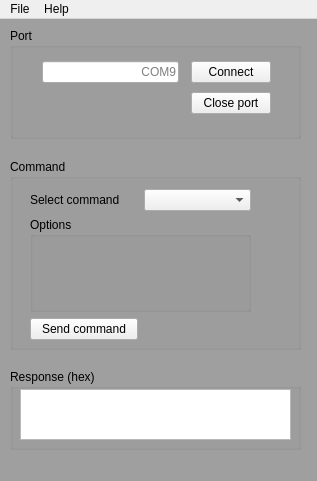
This is pyQt/stm_gui.ui in AdamStork/dipterv as Qt 5 draws it before an edit. The edited form follows.
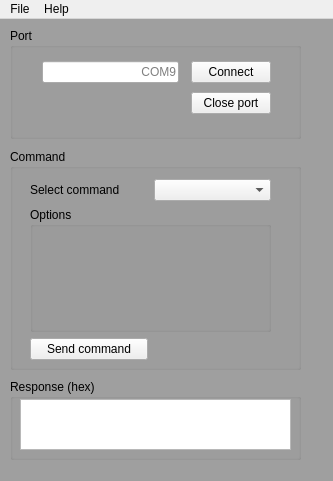
This is the edited form.

Commit message: addWidget, show_data_depending_on_cmd_type

What changed in the file:
```diff
--- a/pyQt/stm_gui.ui
+++ b/pyQt/stm_gui.ui
@@ -6,7 +6,7 @@
    <rect>
     <x>0</x>
     <y>0</y>
-    <width>317</width>
+    <width>333</width>
     <height>481</height>
    </rect>
   </property>
@@ -122,9 +122,9 @@
     <property name="geometry">
      <rect>
       <x>10</x>
-      <y>140</y>
+      <y>130</y>
       <width>291</width>
-      <height>191</height>
+      <height>221</height>
      </rect>
     </property>
     <property name="title">
@@ -135,8 +135,8 @@
       <rect>
        <x>20</x>
        <y>30</y>
-       <width>221</width>
-       <height>151</height>
+       <width>241</width>
+       <height>181</height>
       </rect>
      </property>
      <layout class="QGridLayout" name="gridLayout_4">
@@ -162,6 +162,17 @@
         <property name="title">
          <string>Options</string>
         </property>
+        <widget class="QWidget" name="gridLayoutWidget_3">
+         <property name="geometry">
+          <rect>
+           <x>10</x>
+           <y>20</y>
+           <width>211</width>
+           <height>101</height>
+          </rect>
+         </property>
+         <layout class="QGridLayout" name="options_layout"/>
+        </widget>
        </widget>
       </item>
       <item row="2" column="1">
@@ -178,7 +189,7 @@
     <property name="geometry">
      <rect>
       <x>10</x>
-      <y>350</y>
+      <y>360</y>
       <width>291</width>
       <height>81</height>
      </rect>
@@ -222,7 +233,7 @@
     <rect>
      <x>0</x>
      <y>0</y>
-     <width>317</width>
+     <width>333</width>
      <height>21</height>
     </rect>
    </property>
```
Left out of the diff: 17 changed lines with no effect on the pictures. The commit also changes 1 other file.
